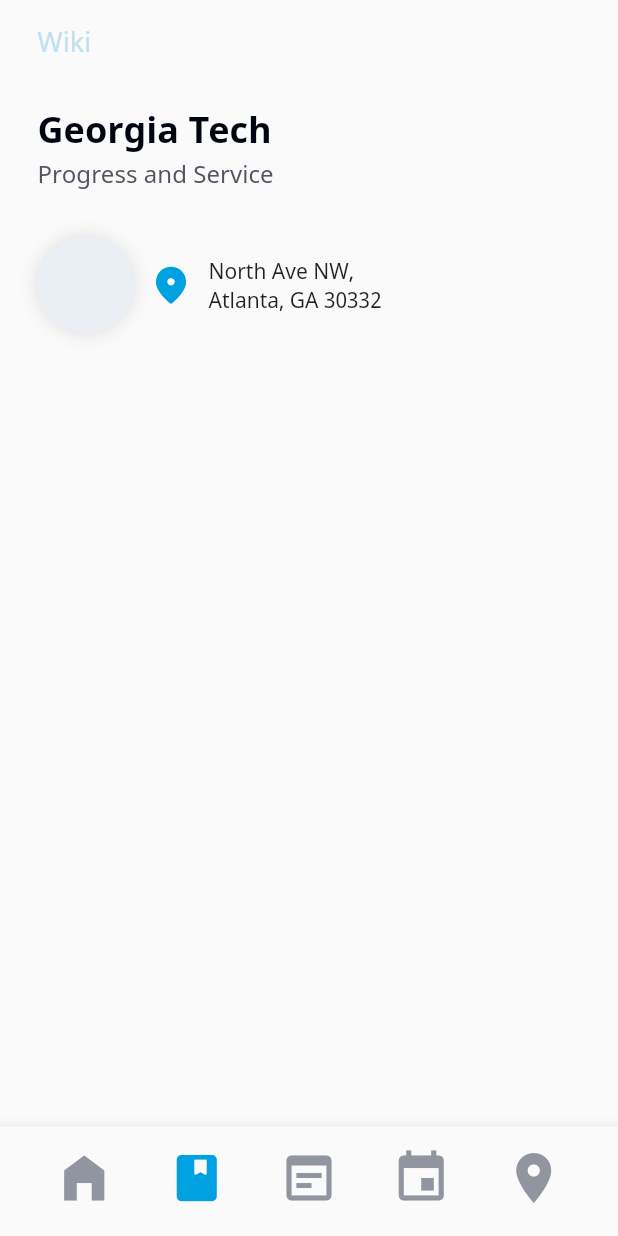
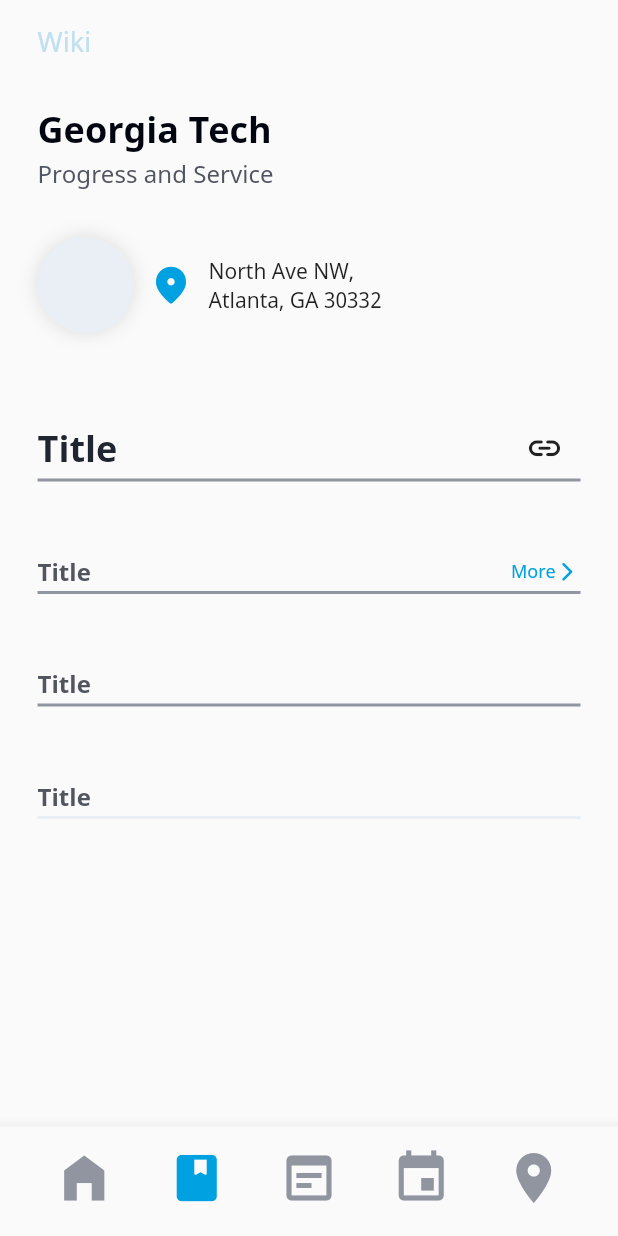
Before and after one commit to padong4284/padong-app, a Flutter app: the RouteView screen opened by its route, item 2 of the bottom bar chosen, on a phone screen of 412 x 824 dp. Run offline on Flutter 3.47's test engine with Material 2 defaults, Android fonts, the phone set to English and light mode, and no system bars.

Commit message:
feat: 4 types title bar

```diff
--- a/lib/ui/views/cover/wiki_cover_view.dart
+++ b/lib/ui/views/cover/wiki_cover_view.dart
@@ -2,6 +2,7 @@ import 'package:flutter/material.dart';
 import 'package:padong/ui/theme/app_theme.dart';
 import 'package:padong/ui/widgets/safe_padding_template.dart';
 import 'package:padong/ui/widgets/univ_door.dart';
+import 'package:padong/ui/widgets/title_bar.dart';
 
 class WikiCoverView extends StatelessWidget {
   @override
@@ -10,7 +11,15 @@ class WikiCoverView extends StatelessWidget {
       title: 'Wiki',
       children: [
         UnivDoor(univName: 'Georgia Tech', slogan: 'Progress and Service'),
-        this.emblemArea()
+        this.emblemArea(),
+        SizedBox(height: 50),
+        TitleBar('Title', link: 'url1234567890'),
+        SizedBox(height: 50),
+        TitleBar('Title', moreCallback: (){}),
+        SizedBox(height: 50),
+        TitleBar('Title'),
+        SizedBox(height: 50),
+        TitleBar('Title', isInputHead: true),
       ],
     );
   }
--- /dev/null
+++ b/lib/ui/widgets/title_bar.dart
@@ -0,0 +1,69 @@
+import 'package:flutter/material.dart';
+import 'package:padong/ui/shared/types.dart';
+import 'package:padong/ui/theme/app_theme.dart';
+import 'package:padong/ui/widgets/buttons/transp_button.dart';
+
+class TitleBar extends StatelessWidget {
+  final String title;
+  final String link;
+  final Function moreCallback;
+  final bool isInputHead;
+
+  // link -> BIG with link
+  // moreCallback -> Horizontal more
+  // isInputHead -> input head
+  // no option -> vertical without more
+  TitleBar(this.title, {link, moreCallback, this.isInputHead = false})
+      : assert((link == null) || (moreCallback == null)),
+        this.link = link,
+        this.moreCallback = moreCallback;
+
+  @override
+  Widget build(BuildContext context) {
+    return Column(
+      crossAxisAlignment: CrossAxisAlignment.start,
+      children: [
+        Row(mainAxisAlignment: MainAxisAlignment.spaceBetween, children: [
+          Text(
+            this.title,
+            style: AppTheme.getFont(
+                color: this.link != null
+                    ? AppTheme.colors.fontPalette[1]
+                    : AppTheme.colors.fontPalette[2],
+                fontSize: this.link != null
+                    ? AppTheme.fontSizes.xlarge
+                    : AppTheme.fontSizes.mlarge,
+                isBold: true),
+          ),
+          this.getRightButton()
+        ]),
+        Container(
+            height: 2,
+            margin: EdgeInsets.only(top: this.link != null ? 5 : 3),
+            alignment: Alignment.bottomLeft,
+            color: this.isInputHead
+                ? AppTheme.colors.lightSupport
+                : AppTheme.colors.semiSupport)
+      ],
+    );
+  }
+
+  Widget getRightButton() {
+    return this.moreCallback != null
+        ? TranspButton(
+            title: 'More',
+            callback: this.moreCallback,
+            buttonSize: ButtonSize.SMALL,
+            color: AppTheme.colors.primary,
+            icon: Icon(Icons.arrow_forward_ios_rounded,
+                color: AppTheme.colors.primary, size: 15.0),
+            isSuffixICon: true,
+          )
+        : this.link != null
+            ? TranspButton(
+                icon: Icon(Icons.link_rounded, size: 25),
+                buttonSize: ButtonSize.LARGE,
+                callback: () {}) // TODO: Route to link
+            : SizedBox();
+  }
+}
```
